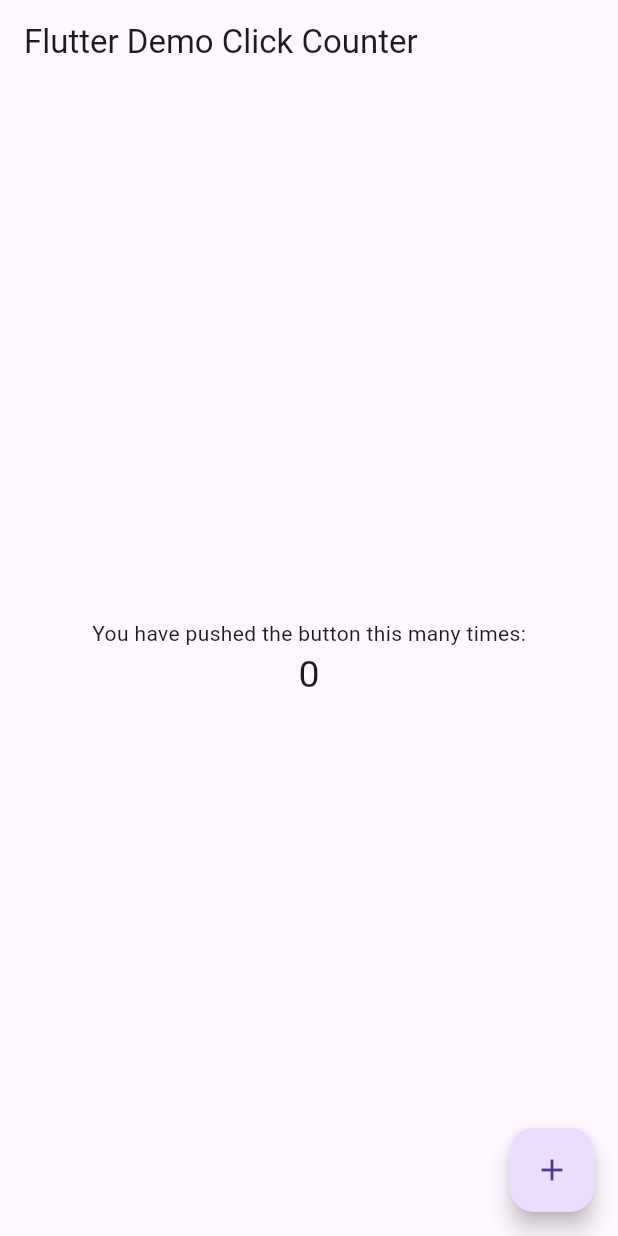
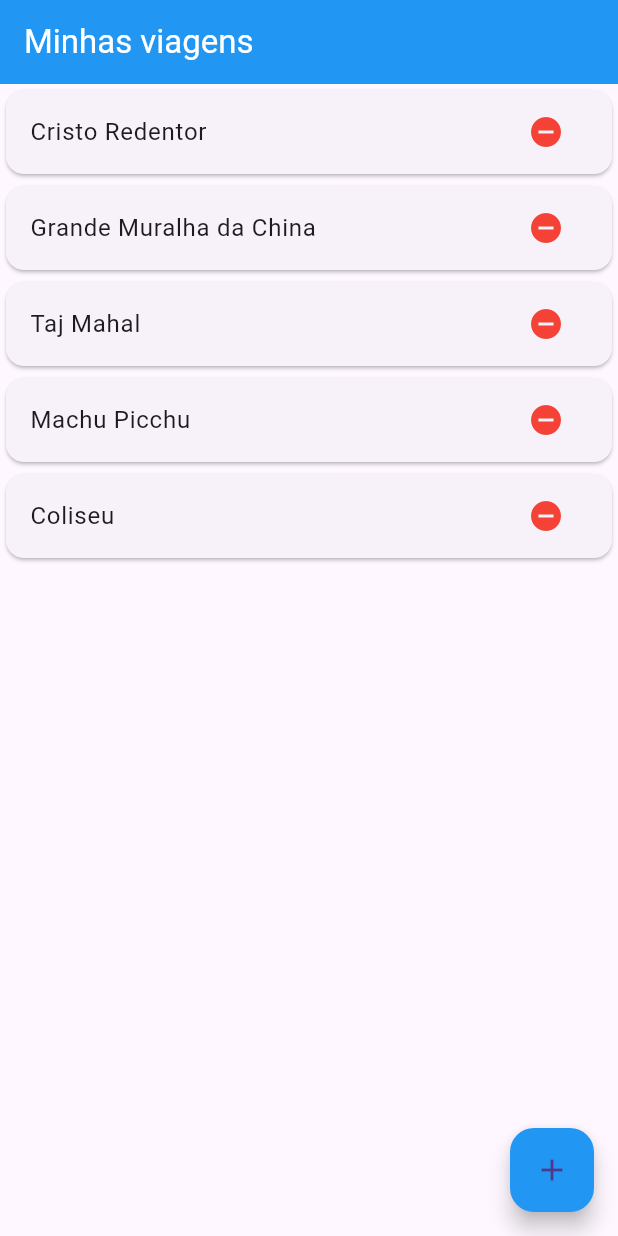
Before and after one commit to opeconrado/MinhasViagens, a Flutter app: the screen it shows after launch, on a phone screen of 412 x 824 dp. Run offline on Flutter 3.47's test engine with Material 3 defaults, Android fonts, the phone set to English and light mode, and no system bars; our stand-ins replace flutter_map, geolocator, latlong2.

Commit message:
first commit

```diff
--- /dev/null
+++ b/lib/Homes.dart
@@ -0,0 +1,84 @@
+import 'package:flutter/material.dart';
+import 'Mapas.dart';
+
+class Homes extends StatefulWidget {
+  @override
+  _HomeState createState() => _HomeState();
+}
+
+class _HomeState extends State<Homes> {
+  final List _listaViagens = [
+    "Cristo Redentor",
+    "Grande Muralha da China",
+    "Taj Mahal",
+    "Machu Picchu",
+    "Coliseu"
+  ];
+  _abrirMapa() {}
+  _excluirViagem() {}
+  _adicionarLocal() {
+    Navigator.pushReplacement(
+      context,
+      MaterialPageRoute(builder: (context) => Mapas()), // CORRETO
+    );
+  }
+
+  @override
+  Widget build(BuildContext context) {
+    return Scaffold(
+      appBar: AppBar(
+        title: const Text(
+          "Minhas viagens",
+          style: TextStyle(color: Colors.white),
+        ),
+        backgroundColor: Colors.blue,
+      ),
+      floatingActionButton: FloatingActionButton(
+          child: Icon(Icons.add),
+          backgroundColor: Colors.blue,
+          onPressed: () {
+            _adicionarLocal();
+          }),
+      body: Column(
+        children: <Widget>[
+          Expanded(
+            child: ListView.builder(
+                itemCount: _listaViagens.length,
+                itemBuilder: (context, index) {
+                  String titulo = _listaViagens[index];
+                  return GestureDetector(
+                    onTap: () {
+                      _abrirMapa();
+                    },
+                    child: Card(
+                      child: ListTile(
+                        title: Text(titulo),
+                        trailing: Row(
+                          mainAxisSize: MainAxisSize.min,
+                          children: <Widget>[
+                            GestureDetector(
+                              onTap: () {
+                                _excluirViagem();
+                              },
+                              child: const Padding(
+                                padding: EdgeInsets.all(8),
+                                child: Icon(
+                                  Icons.remove_circle,
+                                  color: Colors.red,
+                                ),
+                              ),
+                            )
+                          ],
+                        ),
+                      ),
+                    ),
+                  );
+                }),
+          )
+        ],
+      ),
+    );
+  }
+}
+
+class Mapa {}
--- a/lib/main.dart
+++ b/lib/main.dart
@@ -1,92 +1,8 @@
 import 'package:flutter/material.dart';
+import 'SplashScreen.dart';
 
-void main() => runApp(const MyApp());
-
-class MyApp extends StatelessWidget {
-  const MyApp({super.key});
-  static const String _title = 'Flutter Stateful Clicker Counter';
-  // This widget is the root of your application.
-  @override
-  Widget build(BuildContext context) {
-    return MaterialApp(
-      title: _title,
-      theme: ThemeData(
-        // useMaterial3: false,
-        primarySwatch: Colors.blue,
-      ),
-      home: const MyHomePage(),
-    );
-  }
-}
-
-class MyHomePage extends StatefulWidget {
-  const MyHomePage({super.key});
-  // This widget is the home page of your application. It is stateful, meaning
-  // that it has a State object (defined below) that contains fields that affect
-  // how it looks.
-  // This class is the configuration for the state.
-  @override
-  _MyHomePageState createState() => _MyHomePageState();
-}
-
-class _MyHomePageState extends State<MyHomePage> {
-  int _counter = 0;
-
-  void _incrementCounter() {
-    setState(() {
-      // This call to setState tells the Flutter framework that something has
-      // changed in this State, which causes it to rerun the build method below
-      // so that the display can reflect the updated values. If we changed
-      // _counter without calling setState(), then the build method would not be
-      // called again, and so nothing would appear to happen.
-      _counter++;
-    });
-  }
-
-  @override
-  Widget build(BuildContext context) {
-    // This method is rerun every time setState is called, for instance as done
-    // by the _incrementCounter method above.
-    //
-    // The Flutter framework has been optimized to make rerunning build methods
-    // fast, so that you can just rebuild anything that needs updating rather
-    // than having to individually change instances of widgets.
-    return Scaffold(
-      appBar: AppBar(
-        // Here we take the value from the MyHomePage object that was created by
-        // the App.build method, and use it to set our appbar title.
-        title: const Text('Flutter Demo Click Counter'),
-      ),
-      body: Center(
-        // Center is a layout widget. It takes a single child and positions it
-        // in the middle of the parent.
-        child: Column(
-          // Column is also a layout widget. It takes a list of children and
-          // arranges them vertically. By default, it sizes itself to fit its
-          // children horizontally, and tries to be as tall as its parent.
-          //
-          // Column has various properties to control how it sizes itself and
-          // how it positions its children. Here we use mainAxisAlignment to
-          // center the children vertically; the main axis here is the vertical
-          // axis because Columns are vertical (the cross axis would be
-          // horizontal).
-          mainAxisAlignment: MainAxisAlignment.center,
-          children: <Widget>[
-            const Text(
-              'You have pushed the button this many times:',
-            ),
-            Text(
-              '$_counter',
-              style: const TextStyle(fontSize: 25),
-            ),
-          ],
-        ),
-      ),
-      floatingActionButton: FloatingActionButton(
-        onPressed: _incrementCounter,
-        tooltip: 'Increment',
-        child: const Icon(Icons.add),
-      ),
-    );
-  }
-}
+void main() => runApp(MaterialApp(
+      title: "Minhas Viagens",
+      home: SplashScreen(),
+      debugShowCheckedModeBanner: false,
+    ));
--- a/pubspec.yaml
+++ b/pubspec.yaml
@@ -10,6 +10,9 @@ environment:
 dependencies:
   flutter:
     sdk: flutter
+  flutter_map: ^7.0.2
+  latlong2: ^0.9.1
+  geolocator: ^13.0.2
 
 dev_dependencies:
   flutter_test:
@@ -18,7 +21,8 @@ dev_dependencies:
 
 flutter:
   uses-material-design: true
-  # assets:
+  assets:
+     - imagens/logo.png
   #  - images/a_dot_burr.jpeg
   #  - images/a_dot_ham.jpeg
   # fonts:
```
Also changed, not shown: lib/Mapas.dart (added, +157 -0 lines), lib/SplashScreen.dart (added, +37 -0 lines), imagens/logo.png (added), 2 other files.
